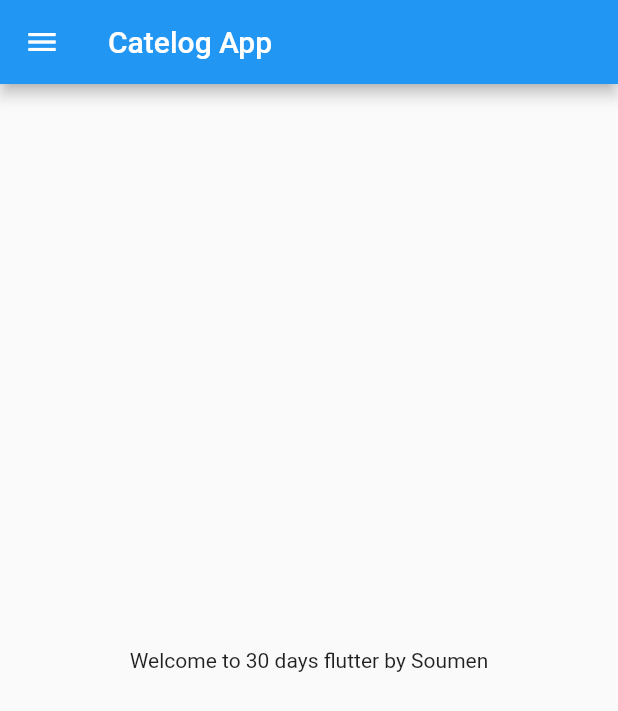
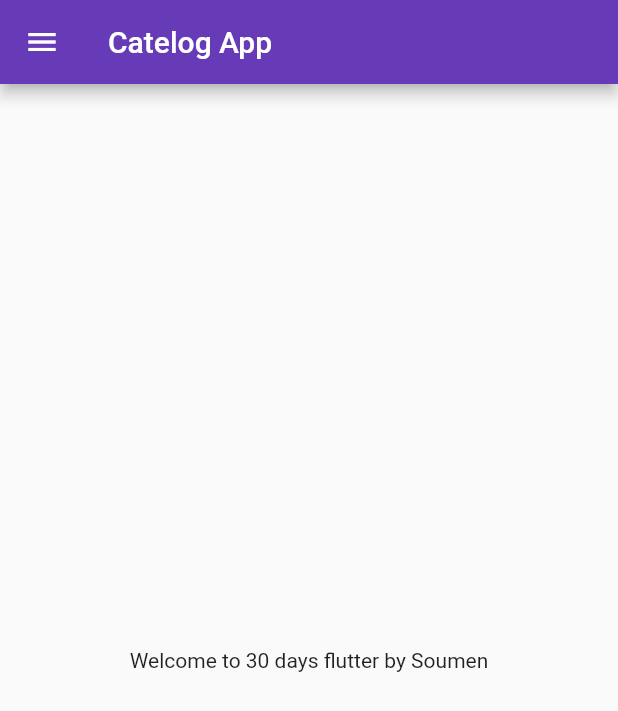
Before and after one commit to soumen-work/FlutterTutorial, a Flutter app: the screen it shows after launch, on a phone screen of 412 x 824 dp. Shown: the top 711 px of the screen. Run offline on Flutter 3.47's test engine with Material 2 defaults, Android fonts, the phone set to English and light mode, and no system bars.

Commit message:
day3 complete

```diff
--- a/lib/main.dart
+++ b/lib/main.dart
@@ -1,5 +1,6 @@
 import 'package:flutter/material.dart';
-import 'package:flutter_catelog/home_page.dart';
+import 'package:flutter_catelog/pages/home_page.dart';
+import 'package:flutter_catelog/pages/login_page.dart';
 
 void main() {
   runApp(MyApp());
@@ -11,8 +12,21 @@ class MyApp extends StatelessWidget {
   @override
   Widget build(BuildContext context) {
     return MaterialApp(
-      home:HomePage(),
+
+      themeMode: ThemeMode.light,
+      theme: ThemeData(primarySwatch: Colors.deepPurple),
+      darkTheme: ThemeData(brightness:Brightness.dark,
+      ),
+      initialRoute: "/home",
+      routes: {
+        "/": (context) => LoginPage(),
+        "/home": (context) => HomePage(),
+        "/login": (context) => LoginPage()
+      },
 
     );
+
+
+
   }
 }
```
Also changed, not shown: lib/pages/login_page.dart (added, +21 -0 lines), lib/pages/home_page.dart (renamed from lib/home_page.dart).
